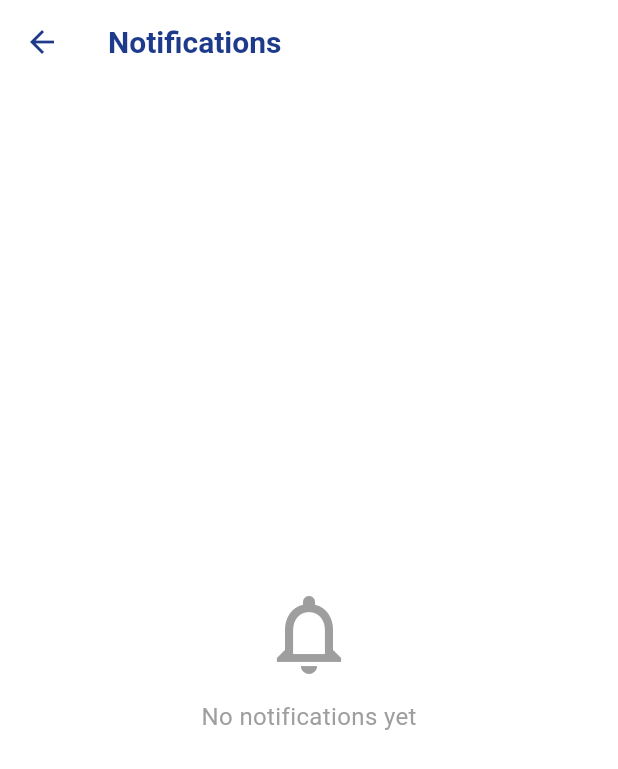
After one commit to maryamessam22-pixel/Qlink-Application, a Flutter app: the HomePage screen opened directly, after a tap on the "notifications none" icon, on a phone screen of 412 x 824 dp. The commit adds this screen. Shown: the top 769 px of the screen. Run offline on Flutter 3.47's test engine with Material 3 defaults, Android fonts, the phone set to English and light mode, and no system bars; our stand-ins replace dotted_border, firebase_core, firebase_messaging, flutter_local_notifications, flutter_map, google_fonts and 6 more; missing offline and left inert: mobile_scanner; accounts and stored records are empty; network calls fail.

Commit message:
feat: implement real-time push notifications via Supabase Edge Functions and FCM
- Integrated Firebase Messaging (FCM) in Flutter.
- Added logic to save/update device tokens in Supabase.
- Created Edge Function to trigger notifications on new entries in the 'notifications' table.
- Verified end-to-end flow from database insert to physical device.

```diff
--- a/lib/features/auth/presentation/pages/sign_in_page.dart
+++ b/lib/features/auth/presentation/pages/sign_in_page.dart
@@ -4,6 +4,7 @@ import 'package:q_link/features/auth/presentation/pages/create_account_page.dart
 import 'package:q_link/features/guardian/home/main_page.dart';
 import 'package:q_link/features/wearer/home/presentation/pages/wearer_main_page.dart';
 import 'package:q_link/services/supabase_service.dart';
+import 'package:q_link/services/notification_service.dart';
 import 'package:supabase_flutter/supabase_flutter.dart'; // Deftlak el import da 3shan nstkhdm Auth
 
 class SignInPage extends StatefulWidget {
@@ -51,6 +52,8 @@ class _SignInPageState extends State<SignInPage> {
           imagePath: userData['avatar_url'] ?? 'assets/images/mypic.png',
           role: userData['role'] ?? widget.role,
         );
+
+        NotificationService().startRealtimeListener();
 
         if (mounted) {
           Navigator.pushAndRemoveUntil(
--- /dev/null
+++ b/lib/features/shared/pages/notifications_page.dart
@@ -0,0 +1,123 @@
+import 'package:flutter/material.dart';
+import 'package:q_link/core/state/app_state.dart';
+import 'package:q_link/services/notification_service.dart';
+import 'package:q_link/services/supabase_service.dart';
+
+class NotificationsPage extends StatefulWidget {
+  const NotificationsPage({super.key});
+
+  @override
+  State<NotificationsPage> createState() => _NotificationsPageState();
+}
+
+class _NotificationsPageState extends State<NotificationsPage> {
+  List<Map<String, dynamic>> _notifications = [];
+  bool _loading = true;
+
+  @override
+  void initState() {
+    super.initState();
+    _loadNotifications();
+    NotificationService().markAllRead();
+  }
+
+  Future<void> _loadNotifications() async {
+    final userId = SupabaseService().client.auth.currentUser?.id;
+    if (userId == null) return;
+    try {
+      final data = await SupabaseService()
+          .client
+          .from('notifications')
+          .select()
+          .eq('guardian_id', userId)
+          .order('created_at', ascending: false)
+          .limit(50);
+      if (mounted) setState(() { _notifications = List<Map<String, dynamic>>.from(data); _loading = false; });
+    } catch (e) {
+      if (mounted) setState(() => _loading = false);
+    }
+  }
+
+  @override
+  Widget build(BuildContext context) {
+    final appState = AppState();
+    return Scaffold(
+      backgroundColor: Colors.white,
+      appBar: AppBar(
+        backgroundColor: Colors.white,
+        elevation: 0,
+        leading: IconButton(
+          icon: const Icon(Icons.arrow_back, color: Color(0xFF1E3A8A)),
+          onPressed: () => Navigator.pop(context),
+        ),
+        title: Text(
+          appState.tr('Notifications', 'الإشعارات'),
+          style: const TextStyle(color: Color(0xFF1E3A8A), fontWeight: FontWeight.w700),
+        ),
+      ),
+      body: _loading
+          ? const Center(child: CircularProgressIndicator())
+          : _notifications.isEmpty
+              ? Center(
+                  child: Column(
+                    mainAxisAlignment: MainAxisAlignment.center,
+                    children: [
+                      const Icon(Icons.notifications_none, size: 64, color: Colors.grey),
+                      const SizedBox(height: 12),
+                      Text(appState.tr('No notifications yet', 'لا توجد إشعارات بعد'),
+                          style: const TextStyle(color: Colors.grey, fontSize: 16)),
+                    ],
+                  ),
+                )
+              : RefreshIndicator(
+                  onRefresh: _loadNotifications,
+                  child: ListView.separated(
+                    padding: const EdgeInsets.all(16),
+                    itemCount: _notifications.length,
+                    separatorBuilder: (_, __) => const Divider(height: 1),
+                    itemBuilder: (context, index) {
+                      final n = _notifications[index];
+                      final isRead = n['is_read'] == true;
+                      final createdAt = n['created_at'] != null
+                          ? DateTime.tryParse(n['created_at'].toString())?.toLocal()
+                          : null;
+                      final timeStr = createdAt != null
+                          ? '${createdAt.day}/${createdAt.month}  ${createdAt.hour}:${createdAt.minute.toString().padLeft(2, '0')}'
+                          : '';
+                      return Container(
+                        color: isRead ? Colors.white : const Color(0xFFEFF6FF),
+                        child: ListTile(
+                          leading: Container(
+                            width: 42, height: 42,
+                            decoration: BoxDecoration(
+                              color: const Color(0xFF1E3A8A).withValues(alpha: 0.1),
+                              shape: BoxShape.circle,
+                            ),
+                            child: Icon(
+                              n['type'] == 'qr_scan' ? Icons.qr_code_scanner : Icons.notifications,
+                              color: const Color(0xFF1E3A8A), size: 20,
+                            ),
+                          ),
+                          title: Text(n['title'] ?? '',
+                              style: TextStyle(fontWeight: isRead ? FontWeight.w500 : FontWeight.w700, fontSize: 14)),
+                          subtitle: Column(
+                            crossAxisAlignment: CrossAxisAlignment.start,
+                            children: [
+                              Text(n['body'] ?? '', style: const TextStyle(fontSize: 13)),
+                              const SizedBox(height: 4),
+                              Text(timeStr, style: const TextStyle(fontSize: 11, color: Colors.grey)),
+                            ],
+                          ),
+                          isThreeLine: true,
+                          trailing: isRead ? null : Container(
+                            width: 8, height: 8,
+                            decoration: const BoxDecoration(color: Colors.red, shape: BoxShape.circle),
+                          ),
+                        ),
+                      );
+                    },
+                  ),
+                ),
+    );
+  }
+}
--- a/lib/features/shared/widgets/header_widget.dart
+++ b/lib/features/shared/widgets/header_widget.dart
@@ -3,7 +3,7 @@ import 'package:flutter/foundation.dart' show kIsWeb;
 import 'package:flutter/material.dart';
 import 'package:q_link/core/state/app_state.dart';
 import 'package:q_link/core/widgets/language_toggle.dart';
-
+import 'package:q_link/features/shared/pages/notifications_page.dart';
 import 'package:q_link/features/shared/widgets/video_logo_widget.dart';
 
 ImageProvider getUserAvatarProvider(String path) {
@@ -22,6 +22,7 @@ class HeaderWidget extends StatelessWidget {
       animation: AppState(),
       builder: (context, child) {
         final appState = AppState();
+        final unread = appState.unreadNotificationCount;
         return Padding(
           padding: const EdgeInsets.only(bottom: 30.0),
           child: Row(
@@ -37,22 +38,36 @@ class HeaderWidget extends StatelessWidget {
               const Spacer(),
               LanguageToggle(),
               const SizedBox(width: 16),
-              Stack(
+              GestureDetector(
+                onTap: () {
+                  Navigator.push(
+                    context,
+                    MaterialPageRoute(builder: (_) => const NotificationsPage()),
+                  );
+                },
+                child: Stack(
                   children: [
                     const Icon(Icons.notifications_none, color: Color(0xFF1E3A8A), size: 28),
+                    if (unread > 0)
                       Positioned(
-                    right: 2,
-                    top: 2,
+                        right: 0,
+                        top: 0,
                         child: Container(
-                      width: 10,
-                      height: 10,
+                          padding: const EdgeInsets.all(2),
                           decoration: const BoxDecoration(
                             color: Colors.red,
                             shape: BoxShape.circle,
                           ),
+                          constraints: const BoxConstraints(minWidth: 16, minHeight: 16),
+                          child: Text(
+                            unread > 99 ? '99+' : '$unread',
+                            style: const TextStyle(color: Colors.white, fontSize: 9, fontWeight: FontWeight.bold),
+                            textAlign: TextAlign.center,
+                          ),
                         ),
                       ),
                   ],
+                ),
               ),
             ],
           ),
--- a/pubspec.yaml
+++ b/pubspec.yaml
@@ -48,6 +48,9 @@ dependencies:
   qr_flutter: ^4.1.0
   mobile_scanner: ^7.2.0
   uuid: ^4.5.1
+  flutter_local_notifications: ^18.0.1
+  firebase_core: ^3.13.0
+  firebase_messaging: ^15.2.5
 
 dev_dependencies:
   flutter_test:
```
Also changed, not shown: lib/core/state/app_state.dart (+19 -0 lines), lib/features/auth/splash/choose_role_page.dart (+7 -2 lines), lib/features/guardian/home/home_page.dart (+61 -0 lines), lib/features/guardian/vault/vault_page.dart (+15 -3 lines), lib/main.dart (+20 -0 lines), lib/services/notification_service.dart (added, +177 -0 lines), pubspec.lock, 6 other files. Lines whose indentation alone changed are shown as unchanged.
